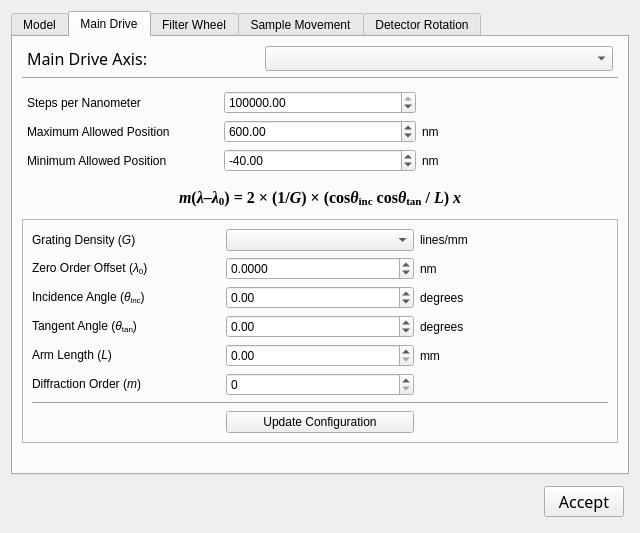
This is ui/machine_config.ui in mitbailey/MMC as Qt 5 draws it before an edit. The edited form follows.
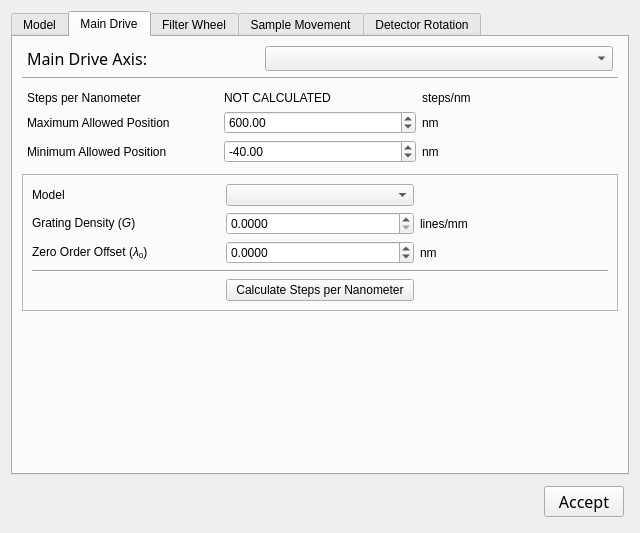
This is the edited form. The open tabs and pages were chosen to show the change.

Commit message: Major overhaul of how we handle calculating steps per nm. Removed all of the old conversion slope calculations and grating equation. Now it just relies on precalculated model-specific constants in a lookup table and calculates it against a desired grating density, producing the proper steps per nm. This value is then propagated to the middleware's motion controller which takes care of all future conversions.

The edit to the form file:
```diff
--- a/ui/machine_config.ui
+++ b/ui/machine_config.ui
@@ -171,26 +171,6 @@
            </property>
           </widget>
          </item>
-         <item row="0" column="2">
-          <widget class="QLabel" name="label_38">
-           <property name="text">
-            <string/>
-           </property>
-          </widget>
-         </item>
-         <item row="0" column="1">
-          <widget class="QDoubleSpinBox" name="steps_per_nm">
-           <property name="minimum">
-            <double>1.000000000000000</double>
-           </property>
-           <property name="maximum">
-            <double>999999999.000000000000000</double>
-           </property>
-           <property name="value">
-            <double>2184560.640000000130385</double>
-           </property>
-          </widget>
-         </item>
          <item row="1" column="0">
           <widget class="QLabel" name="label_13">
            <property name="text">
@@ -218,6 +198,13 @@
            </property>
           </widget>
          </item>
+         <item row="0" column="2">
+          <widget class="QLabel" name="label_38">
+           <property name="text">
+            <string>steps/nm</string>
+           </property>
+          </widget>
+         </item>
          <item row="2" column="1">
           <widget class="QDoubleSpinBox" name="min_pos_sbox">
            <property name="minimum">
@@ -245,66 +232,12 @@
            </property>
           </widget>
          </item>
-        </layout>
-       </item>
-       <item>
-        <layout class="QVBoxLayout" name="verticalLayout">
-         <property name="leftMargin">
-          <number>5</number>
-         </property>
-         <property name="topMargin">
-          <number>5</number>
-         </property>
-         <property name="rightMargin">
-          <number>5</number>
-         </property>
-         <property name="bottomMargin">
-          <number>5</number>
-         </property>
-         <item>
-          <layout class="QHBoxLayout" name="horizontalLayout">
-           <item>
-            <spacer name="horizontalSpacer_3">
-             <property name="orientation">
-              <enum>Qt::Horizontal</enum>
-             </property>
-             <property name="sizeHint" stdset="0">
-              <size>
-               <width>40</width>
-               <height>20</height>
-              </size>
-             </property>
-            </spacer>
-           </item>
-           <item>
-            <widget class="QLabel" name="label_12">
-             <property name="font">
-              <font>
-               <family>Times New Roman</family>
-               <pointsize>12</pointsize>
-               <weight>75</weight>
-               <bold>true</bold>
-              </font>
-             </property>
-             <property name="text">
-              <string>&lt;i&gt;m&lt;/i&gt;(&lt;i&gt;&amp;lambda;&amp;#8211;&amp;lambda;&lt;/i&gt;&lt;sub&gt;0&lt;/sub&gt;) = 2 &amp;times; (1/&lt;i&gt;G&lt;/i&gt;) &amp;times; (cos&lt;i&gt;&amp;theta;&lt;/i&gt;&lt;sub&gt;inc&lt;/sub&gt; cos&lt;i&gt;&amp;theta;&lt;/i&gt;&lt;sub&gt;tan&lt;/sub&gt; / &lt;i&gt;L&lt;/i&gt;) &lt;i&gt;x&lt;/i&gt;</string>
-             </property>
-            </widget>
-           </item>
-           <item>
-            <spacer name="horizontalSpacer_4">
-             <property name="orientation">
-              <enum>Qt::Horizontal</enum>
-             </property>
-             <property name="sizeHint" stdset="0">
-              <size>
-               <width>40</width>
-               <height>20</height>
-              </size>
-             </property>
-            </spacer>
-           </item>
-          </layout>
+         <item row="0" column="1">
+          <widget class="QLabel" name="steps_per_nm">
+           <property name="text">
+            <string>NOT CALCULATED</string>
+           </property>
+          </widget>
          </item>
         </layout>
        </item>
@@ -319,7 +252,28 @@
             <enum>QFrame::Raised</enum>
            </property>
            <layout class="QGridLayout" name="gridLayout_2">
-            <item row="1" column="1">
+            <item row="1" column="2">
+             <widget class="QLabel" name="label_6">
+              <property name="text">
+               <string>lines/mm</string>
+              </property>
+             </widget>
+            </item>
+            <item row="3" column="0" colspan="3">
+             <widget class="Line" name="line">
+              <property name="orientation">
+               <enum>Qt::Horizontal</enum>
+              </property>
+             </widget>
+            </item>
+            <item row="7" column="1">
+             <widget class="QPushButton" name="update_conf_btn">
+              <property name="text">
+               <string>Calculate Steps per Nanometer</string>
+              </property>
+             </widget>
+            </item>
+            <item row="2" column="1">
              <widget class="QDoubleSpinBox" name="zero_offset_in">
               <property name="decimals">
                <number>4</number>
@@ -332,133 +286,49 @@
               </property>
              </widget>
             </item>
-            <item row="5" column="1">
-             <widget class="QDoubleSpinBox" name="diff_order_in">
-              <property name="decimals">
-               <number>0</number>
-              </property>
-             </widget>
-            </item>
-            <item row="3" column="2">
-             <widget class="QLabel" name="label_11">
-              <property name="text">
-               <string>degrees</string>
-              </property>
-             </widget>
-            </item>
-            <item row="5" column="0">
-             <widget class="QLabel" name="label_5">
-              <property name="text">
-               <string>Diffraction Order (&lt;i&gt;m&lt;/i&gt;)</string>
-              </property>
-             </widget>
-            </item>
             <item row="2" column="2">
-             <widget class="QLabel" name="label_8">
-              <property name="text">
-               <string>degrees</string>
-              </property>
-             </widget>
-            </item>
-            <item row="1" column="2">
              <widget class="QLabel" name="label_7">
               <property name="text">
                <string>nm</string>
               </property>
              </widget>
             </item>
-            <item row="0" column="1">
-             <widget class="QComboBox" name="grating_combo_2"/>
-            </item>
-            <item row="10" column="1">
-             <widget class="QPushButton" name="update_conf_btn">
-              <property name="text">
-               <string>Update Configuration</string>
-              </property>
-             </widget>
-            </item>
-            <item row="2" column="0">
-             <widget class="QLabel" name="label_3">
-              <property name="text">
-               <string>Incidence Angle (&lt;i&gt;&amp;theta;&lt;/i&gt;&lt;sub&gt;inc&lt;/sub&gt;)</string>
-              </property>
-             </widget>
-            </item>
-            <item row="3" column="0">
-             <widget class="QLabel" name="label_10">
-              <property name="text">
-               <string>Tangent Angle (&lt;i&gt;&amp;theta;&lt;/i&gt;&lt;sub&gt;tan&lt;/sub&gt;)</string>
-              </property>
-             </widget>
-            </item>
-            <item row="2" column="1">
-             <widget class="QDoubleSpinBox" name="incidence_angle_in">
-              <property name="minimum">
-               <double>-90.000000000000000</double>
-              </property>
-              <property name="maximum">
-               <double>90.000000000000000</double>
-              </property>
-             </widget>
-            </item>
-            <item row="3" column="1">
-             <widget class="QDoubleSpinBox" name="tangent_angle_in">
-              <property name="minimum">
-               <double>-90.000000000000000</double>
-              </property>
-              <property name="maximum">
-               <double>90.000000000000000</double>
-              </property>
-             </widget>
-            </item>
             <item row="1" column="0">
+             <widget class="QLabel" name="label">
+              <property name="text">
+               <string>Grating Density (&lt;i&gt;G&lt;/i&gt;)</string>
+              </property>
+             </widget>
+            </item>
+            <item row="2" column="0">
              <widget class="QLabel" name="label_2">
               <property name="text">
                <string>Zero Order Offset (&lt;i&gt;&amp;lambda;&lt;/i&gt;&lt;sub&gt;0&lt;/sub&gt;)</string>
               </property>
              </widget>
             </item>
-            <item row="4" column="0">
-             <widget class="QLabel" name="label_4">
-              <property name="text">
-               <string>Arm Length (&lt;i&gt;L&lt;/i&gt;)</string>
-              </property>
-             </widget>
-            </item>
-            <item row="4" column="2">
-             <widget class="QLabel" name="label_9">
-              <property name="text">
-               <string>mm</string>
-              </property>
-             </widget>
-            </item>
             <item row="0" column="0">
-             <widget class="QLabel" name="label">
+             <widget class="QLabel" name="label_3">
               <property name="text">
-               <string>Grating Density (&lt;i&gt;G&lt;/i&gt;)</string>
+               <string>&lt;html&gt;&lt;head/&gt;&lt;body&gt;&lt;p&gt;Model&lt;/p&gt;&lt;/body&gt;&lt;/html&gt;</string>
               </property>
              </widget>
             </item>
-            <item row="4" column="1">
-             <widget class="QDoubleSpinBox" name="arm_length_in">
+            <item row="1" column="1">
+             <widget class="QDoubleSpinBox" name="grating_density">
+              <property name="decimals">
+               <number>4</number>
+              </property>
+              <property name="minimum">
+               <double>0.000000000000000</double>
+              </property>
               <property name="maximum">
                <double>500000.000000000000000</double>
               </property>
              </widget>
             </item>
-            <item row="0" column="2">
-             <widget class="QLabel" name="label_6">
-              <property name="text">
-               <string>lines/mm</string>
-              </property>
-             </widget>
-            </item>
-            <item row="6" column="0" colspan="3">
-             <widget class="Line" name="line">
-              <property name="orientation">
-               <enum>Qt::Horizontal</enum>
-              </property>
-             </widget>
+            <item row="0" column="1">
+             <widget class="QComboBox" name="models"/>
             </item>
            </layout>
           </widget>
```
Left out of the diff: 30 changed lines with no effect on the pictures. The commit also changes 5 other files.
